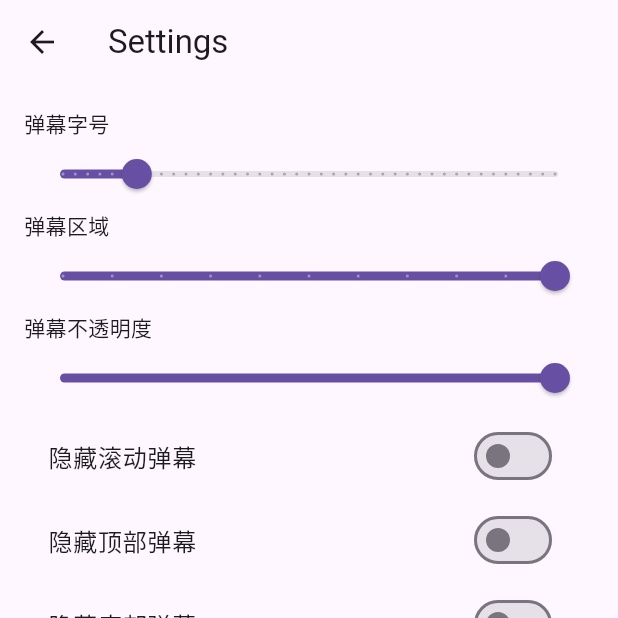
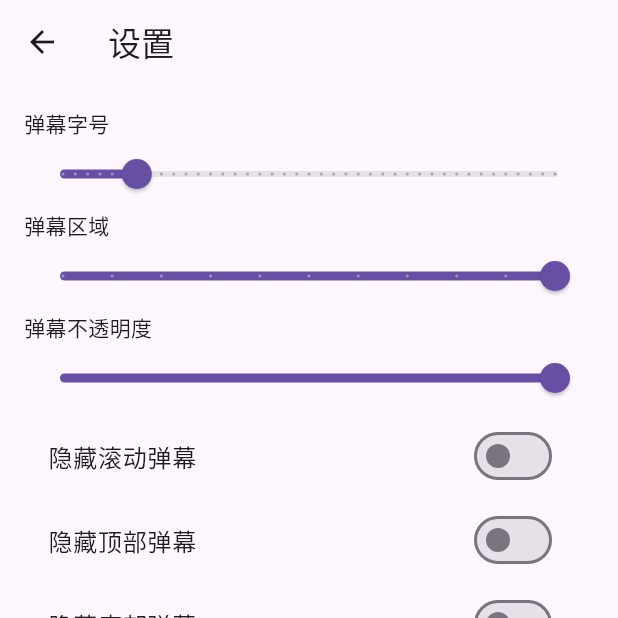
Before and after one commit to KNKPA/KNKPAnime, a Flutter app: the SettingsPage screen opened by its route, on a phone screen of 412 x 824 dp, the top half of it. Run offline on Flutter 3.47's test engine with Material 3 defaults, Android fonts, the phone set to English and light mode, and no system bars; our stand-ins replace adaptive_theme, cached_network_image, dio, flutter_mobx, flutter_modular, hive and 6 more; missing offline and left inert: dart:ffi, flutter_displaymode, media_kit, media_kit_video, ns_danmaku, window_manager; accounts and stored records are empty; generated files the repository leaves out were written again; network calls fail.

Commit message:
Chore: Rename settings page's title

```diff
--- a/lib/pages/settings/settings_page.dart
+++ b/lib/pages/settings/settings_page.dart
@@ -18,7 +18,7 @@ class _SettingsPageState extends State<SettingsPage> {
   @override
   Widget build(BuildContext context) {
     return Scaffold(
-      appBar: AppBar(title: const Text('Settings')),
+      appBar: AppBar(title: const Text('设置')),
       body: SingleChildScrollView(
         // Make content scrollable
         padding: const EdgeInsets.all(16.0),
```
